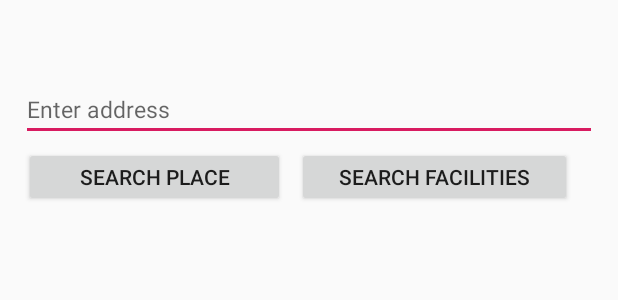
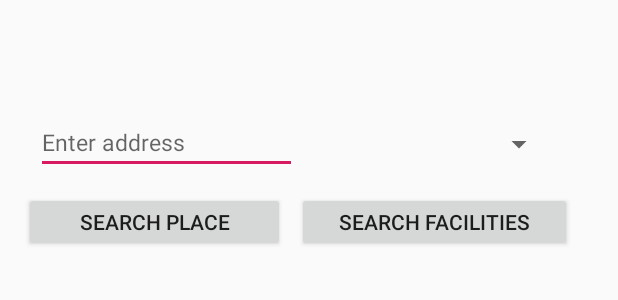
Before and after one commit to TeamB7/On-Your-Toes, an Android app: the layout fragment_map.xml on its own in the app's theme, with its tools: preview values and no code run, on a phone screen of 412 x 824 dp. Shown: the top 300 px of the screen. Run offline under Robolectric (Android 15) with nearby library versions, the phone set to English and light mode, and no system bars.

Commit message:
update map

```diff
--- a/app/src/main/res/layout/fragment_map.xml
+++ b/app/src/main/res/layout/fragment_map.xml
@@ -6,11 +6,20 @@
     android:layout_marginTop="48dp"
     android:padding="4dp">
 
+    <RelativeLayout
+        android:id="@+id/relLayout1"
+        android:layout_width="367dp"
+        android:layout_height="40dp"
+        android:layout_marginLeft="10dp"
+        android:layout_marginTop="24dp"
+        android:layout_marginRight="10dp"
+        android:background="@android:color/transparent"
+        android:elevation="10dp">
 
         <EditText
             android:id="@+id/ed_search"
-        android:layout_width="393dp"
-        android:layout_height="wrap_content"
+            android:layout_width="174dp"
+            android:layout_height="match_parent"
             android:layout_marginLeft="10dp"
             android:layout_marginRight="10dp"
             android:hint="Enter address"
@@ -18,13 +27,27 @@
             android:textColor="#000"
             android:textSize="15sp" />
 
+        <Spinner
+            android:id="@+id/sp_facility_type"
+            android:layout_width="174dp"
+            android:layout_height="match_parent"
+            android:layout_alignParentLeft="@+id/ed_search"
+            android:layout_marginLeft="182dp"
+            android:layout_marginRight="-175dp"
+            android:hint="Choose facility type"
+            android:imeOptions="actionSearch"
+            android:spinnerMode="dropdown"
+            android:textColor="#000"
+            android:textSize="15sp" />
+    </RelativeLayout>
+
     <RelativeLayout
-        android:id="@+id/relLayout"
+        android:id="@+id/relLayout2"
         android:layout_width="367dp"
         android:layout_height="40dp"
-        android:layout_below="@+id/ed_search"
+        android:layout_below="@+id/relLayout1"
         android:layout_marginLeft="10dp"
-        android:layout_marginTop="4dp"
+        android:layout_marginTop="12dp"
         android:layout_marginRight="10dp"
         android:background="@android:color/transparent"
         android:elevation="10dp">
@@ -54,9 +77,9 @@
 
     <com.google.android.gms.maps.MapView
         android:id="@+id/map"
-        android:layout_below="@+id/relLayout"
         android:layout_width="wrap_content"
-        android:layout_height="480dp" />
+        android:layout_height="480dp"
+        android:layout_below="@+id/relLayout2" />
 
 
 </RelativeLayout>
```
Also changed, not shown: app/src/main/java/com/example/a5120app/MapsFragment.java (+129 -100 lines). Lines whose indentation alone changed are shown as unchanged.
